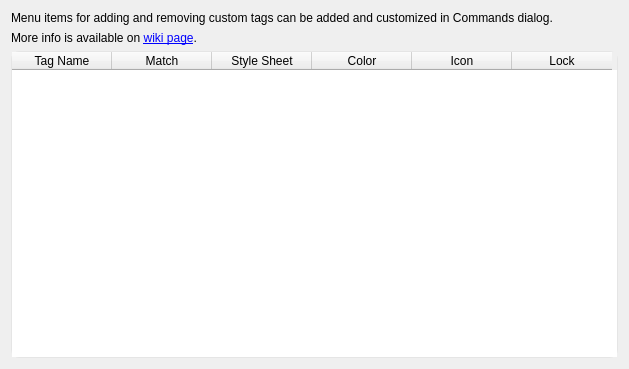
ForgetiExistence/CopyQ, file plugins/itemtags/itemtagssettings.ui: the form before one commit.
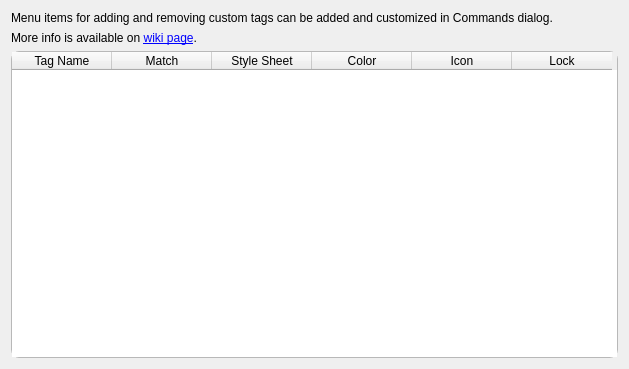
The form after the commit.

What changed in the file:
```diff
--- a/plugins/itemtags/itemtagssettings.ui
+++ b/plugins/itemtags/itemtagssettings.ui
@@ -4,24 +4,24 @@
  <widget class="QWidget" name="ItemTagsSettings">
   <property name="styleSheet">
    <string>
-QLineEdit, QComboBox, QSpinBox, QDoubleSpinBox { border-radius: 4px; border: 1px solid #D1D1D1; padding: 5px 8px; min-height: 24px; background: #FFFFFF; }
-QComboBox:focus, QLineEdit:focus, QSpinBox:focus, QDoubleSpinBox:focus { border: 1px solid #0078D4; }
-QPushButton { border-radius: 4px; padding: 5px 12px; min-height: 24px; border: 1px solid #E5E5E5; background: #FBFBFB; }
-QPushButton:hover { background: #F5F5F5; }
-QPushButton:pressed { background: #E5E5E5; }
-QPushButton:default { background: #0078D4; color: #FFFFFF; border: 1px solid #0078D4; }
-QPushButton:default:hover { background: #106EBE; }
+QLineEdit, QComboBox, QSpinBox, QDoubleSpinBox { border-radius: 4px; border: 1px solid palette(mid); padding: 5px 8px; min-height: 24px; background: palette(base); }
+QComboBox:focus, QLineEdit:focus, QSpinBox:focus, QDoubleSpinBox:focus { border: 1px solid palette(highlight); }
+QPushButton { border-radius: 4px; padding: 5px 12px; min-height: 24px; border: 1px solid palette(mid); background: palette(button); }
+QPushButton:hover { background: palette(alternate-base); }
+QPushButton:pressed { background: palette(mid); }
+QPushButton:default { background: palette(highlight); color: palette(highlighted-text); border: 1px solid palette(highlight); }
+QPushButton:default:hover { background: palette(highlight); }
 QCheckBox { spacing: 8px; }
-QGroupBox { border-radius: 8px; border: 1px solid #E5E5E5; margin-top: 12px; padding: 12px; background: #FFFFFF; }
+QGroupBox { border-radius: 8px; border: 1px solid palette(mid); margin-top: 12px; padding: 12px; background: palette(base); }
 QGroupBox::title { subcontrol-origin: margin; subcontrol-position: top left; padding: 0 8px; left: 12px; }
-QListWidget, QTreeWidget, QTableWidget { border-radius: 8px; border: 1px solid #E5E5E5; }
+QListWidget, QTreeWidget, QTableWidget { border-radius: 8px; border: 1px solid palette(mid); }
 QScrollBar:vertical { border: none; background: transparent; width: 8px; margin: 0; }
-QScrollBar::handle:vertical { background: #C0C0C0; border-radius: 4px; min-height: 24px; }
-QScrollBar::handle:vertical:hover { background: #A0A0A0; }
+QScrollBar::handle:vertical { background: palette(mid); border-radius: 4px; min-height: 24px; }
+QScrollBar::handle:vertical:hover { background: palette(mid); }
 QScrollBar::add-line:vertical, QScrollBar::sub-line:vertical { height: 0; }
 QScrollBar:horizontal { border: none; background: transparent; height: 8px; margin: 0; }
-QScrollBar::handle:horizontal { background: #C0C0C0; border-radius: 4px; min-width: 24px; }
-QScrollBar::handle:horizontal:hover { background: #A0A0A0; }
+QScrollBar::handle:horizontal { background: palette(mid); border-radius: 4px; min-width: 24px; }
+QScrollBar::handle:horizontal:hover { background: palette(mid); }
 QScrollBar::add-line:horizontal, QScrollBar::sub-line:horizontal { width: 0; }
    </string>
   </property>
```
